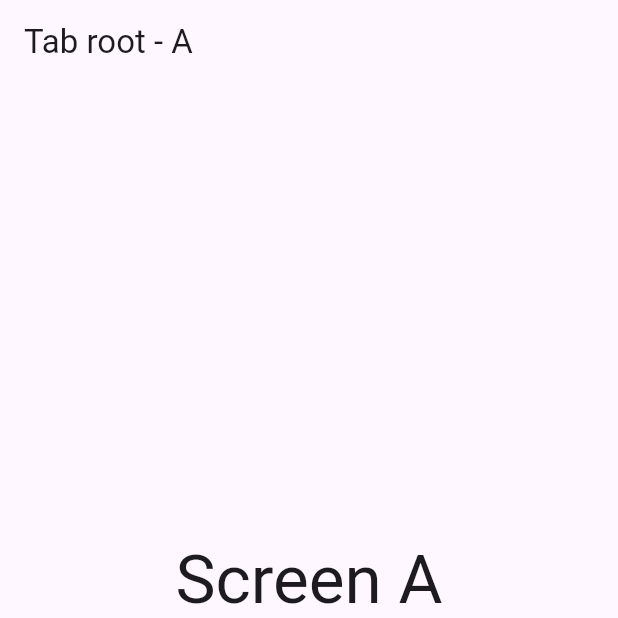
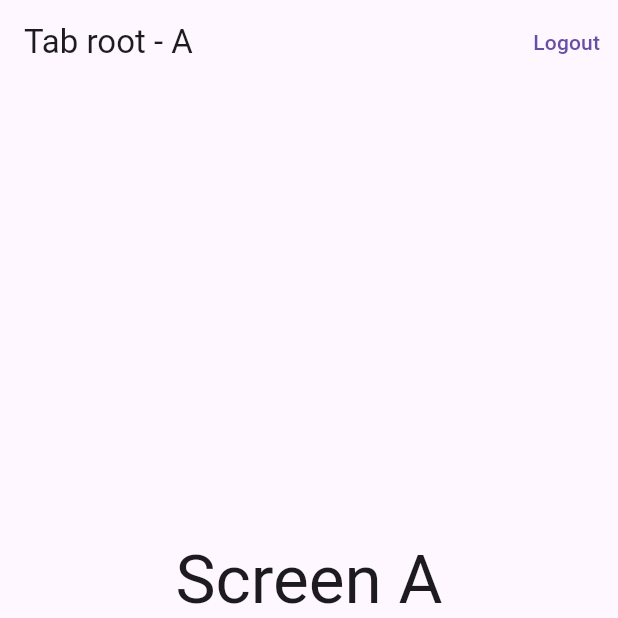
Before and after one commit to clickernux/go_router_demo, a Flutter app: the RootScreen screen opened by its route, on a phone screen of 412 x 824 dp, the top half of it. Run offline on Flutter 3.47's test engine with Material 2 defaults, Android fonts, the phone set to English and light mode, and no system bars; our stand-ins replace go_router, shared_preferences; accounts and stored records are empty.

Commit message:
minar modification

```diff
--- a/lib/app_router.dart
+++ b/lib/app_router.dart
@@ -1,11 +1,10 @@
 import 'package:flutter/material.dart';
 import 'package:go_router/go_router.dart';
-import 'package:go_router_demo/about_screen.dart';
+
 import 'package:go_router_demo/app_state.dart';
-import 'package:go_router_demo/home_screen.dart';
+
 import 'package:go_router_demo/login_screen.dart';
-import 'package:go_router_demo/model/data.dart';
-import 'package:go_router_demo/profile_screen.dart';
+
 
 import 'details_screen.dart';
 import 'root_screen.dart';
@@ -54,6 +53,8 @@ class AppRouter {
             ),
             routes: [
               GoRoute(
+                // passing _rootNavigatorKey makes this route difference from Shellroute
+                parentNavigatorKey: _rootNavigatorKey,
                 path: 'details',
                 builder: (context, state) => const DetailsScreen(label: 'A'),
               ),
--- a/lib/root_screen.dart
+++ b/lib/root_screen.dart
@@ -1,5 +1,7 @@
 import 'package:flutter/material.dart';
 import 'package:go_router/go_router.dart';
+import 'package:go_router_demo/app_state.dart';
+import 'package:provider/provider.dart';
 
 class RootScreen extends StatelessWidget {
   const RootScreen({
@@ -15,6 +17,14 @@ class RootScreen extends StatelessWidget {
     return Scaffold(
       appBar: AppBar(
         title: Text('Tab root - $label'),
+        actions: [
+          TextButton(
+            onPressed: () {
+              Provider.of<AppState>(context, listen: false).logout();
+            },
+            child: const Text('Logout'),
+          ),
+        ],
       ),
       body: Center(
         child: Column(
```
Also changed, not shown: lib/details_screen.dart (+25 -4 lines).
